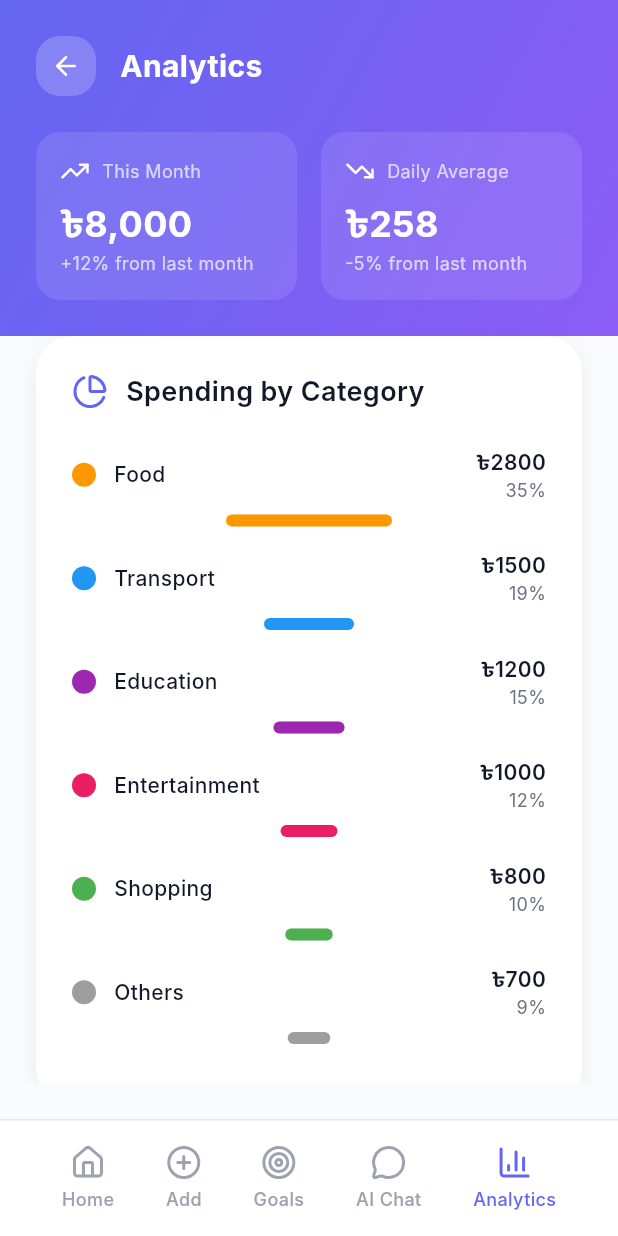
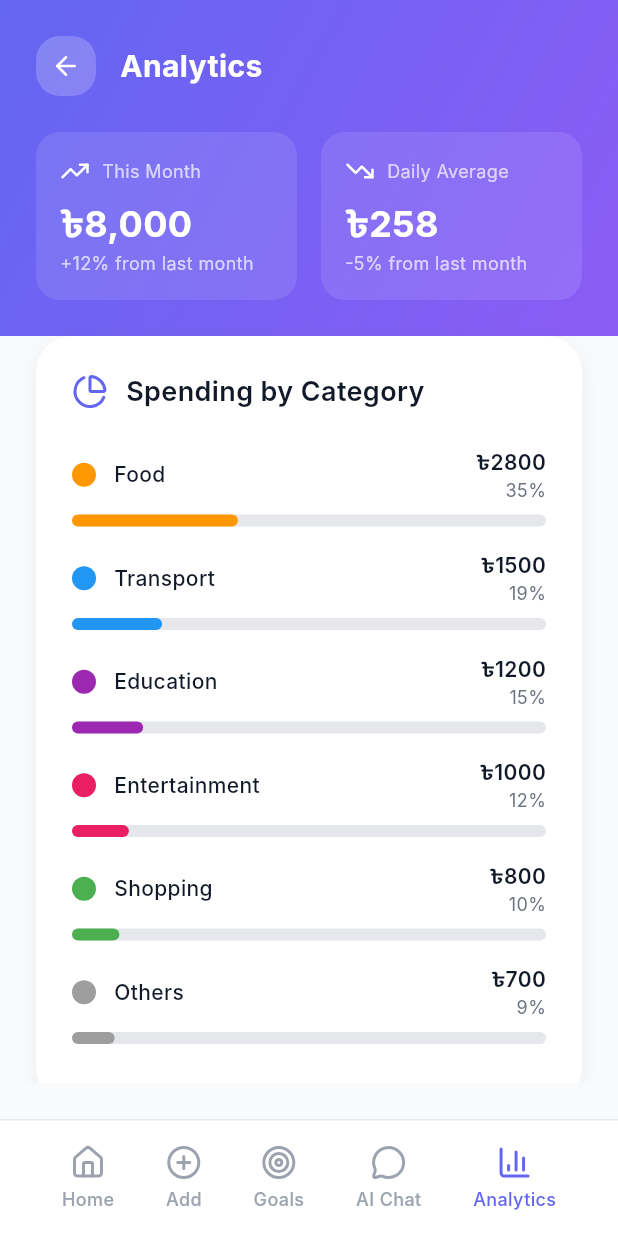
Before and after one commit to arif-itm/FinDiu, a Flutter app: the AnalyticsScreen screen opened by its route, on a phone screen of 412 x 824 dp. Run offline on Flutter 3.47's test engine with Material 3 defaults, Android fonts, the phone set to English and light mode, and no system bars; our stand-ins replace go_router, lucide_icons; Roboto replaces fonts that are missing (Inter).

Commit message:
Fix: Enhance progress bar calculations and layout
Prevent division by zero when calculating percentages for analytics trends and savings goals. Clamp progress bar width factors to ensure they remain within a valid 0-100% range. Set progress bar containers to fill available width for consistent display.

```diff
--- a/lib/screens/analytics_screen.dart
+++ b/lib/screens/analytics_screen.dart
@@ -270,13 +270,14 @@ class AnalyticsScreen extends StatelessWidget {
                               const SizedBox(height: 8),
                               Container(
                                 height: 8,
+                                width: double.infinity,
                                 decoration: BoxDecoration(
                                   color: const Color(0xFFE5E7EB),
                                   borderRadius: BorderRadius.circular(4),
                                 ),
                                 child: FractionallySizedBox(
                                   alignment: Alignment.centerLeft,
-                                  widthFactor: (item['percentage'] as int) / 100,
+                                  widthFactor: ((item['percentage'] as int).clamp(0, 100)) / 100.0,
                                   child: Container(
                                     decoration: BoxDecoration(
                                       color: item['color'] as Color,
@@ -332,7 +333,7 @@ class AnalyticsScreen extends StatelessWidget {
                             final index = entry.key;
                             final item = entry.value;
                             final maxAmount = monthlyTrend.map((d) => d['amount'] as int).reduce((a, b) => a > b ? a : b);
-                            final percentage = ((item['amount'] as int) / maxAmount) * 100;
+                            final percentage = maxAmount > 0 ? ((item['amount'] as int) / maxAmount) * 100 : 0.0;
                             final isIncrease = index > 0 && (item['amount'] as int) > (monthlyTrend[index - 1]['amount'] as int);
 
                             return Column(
@@ -371,13 +372,14 @@ class AnalyticsScreen extends StatelessWidget {
                                 const SizedBox(height: 8),
                                 Container(
                                   height: 12,
+                                  width: double.infinity,
                                   decoration: BoxDecoration(
                                     color: const Color(0xFFE5E7EB),
                                     borderRadius: BorderRadius.circular(6),
                                   ),
                                   child: FractionallySizedBox(
                                     alignment: Alignment.centerLeft,
-                                    widthFactor: percentage / 100,
+                                    widthFactor: (percentage.clamp(0.0, 100.0)) / 100.0,
                                     child: Container(
                                       decoration: BoxDecoration(
                                         gradient: const LinearGradient(
```
Also changed, not shown: lib/screens/savings_screen.dart (+5 -2 lines).
